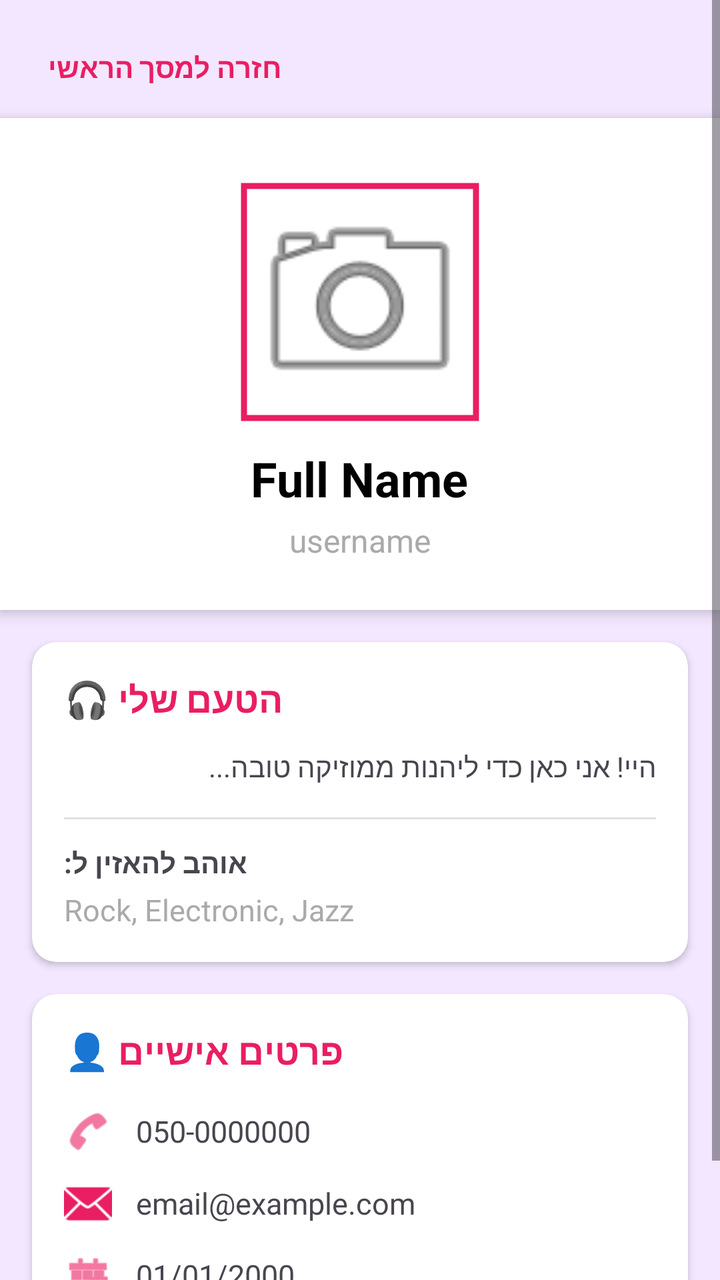
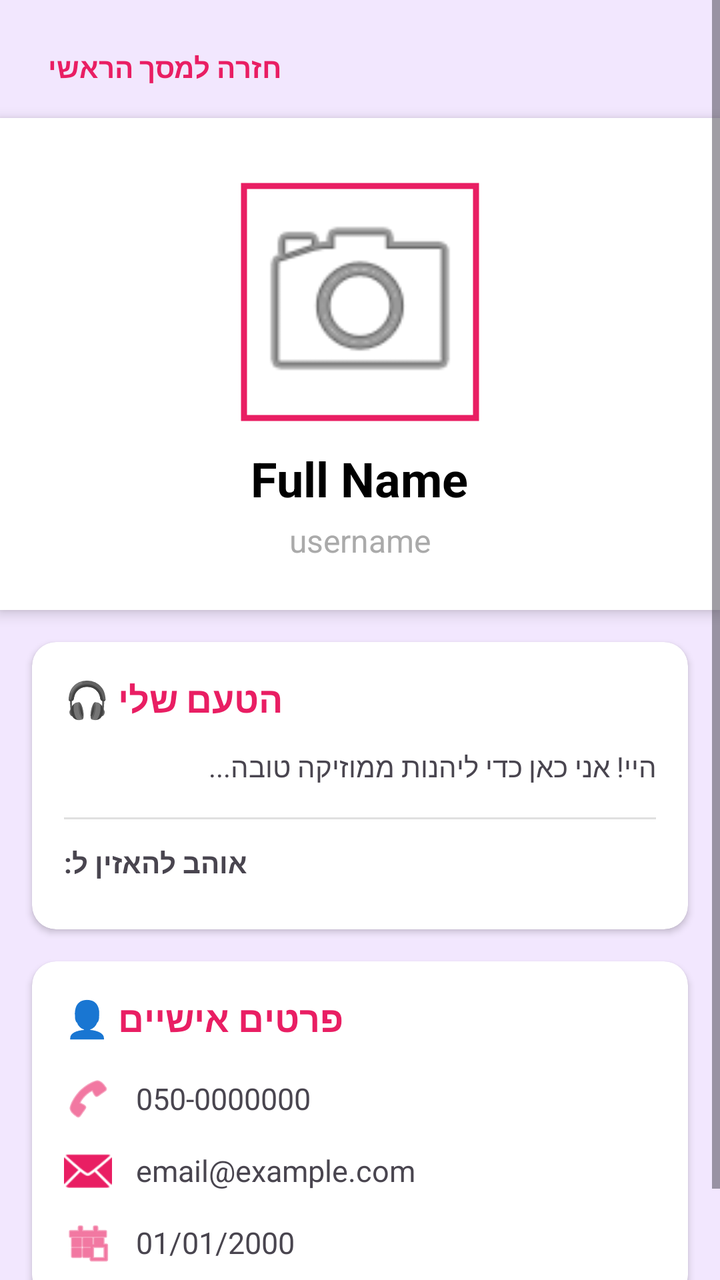

Two renders of the same Android screen: before a commit and after it. Below are the layout's source before the change and the commit's diff.
<!-- AndroidManifest.xml: application theme Theme.MyApplication -->
<!-- res/layout/fragment_user_profile.xml -->
<?xml version="1.0" encoding="utf-8"?>
<ScrollView xmlns:android="http://schemas.android.com/apk/res/android"
    xmlns:app="http://schemas.android.com/apk/res-auto"
    xmlns:tools="http://schemas.android.com/tools"
    android:layout_width="match_parent"
    android:layout_height="match_parent"
    android:background="@color/beat_bg_light"
    android:fillViewport="true">

    <LinearLayout
        android:layout_width="match_parent"
        android:layout_height="wrap_content"
        android:orientation="vertical"
        android:paddingBottom="24dp">

        <TextView
            android:id="@+id/tvBackToMain"
            android:layout_width="wrap_content"
            android:layout_height="wrap_content"
            android:layout_gravity="start"
            android:layout_marginStart="16dp"
            android:layout_marginTop="16dp"
            android:layout_marginBottom="8dp"
            android:text="חזרה למסך הראשי"
            android:textColor="@color/beat_pink"
            android:textSize="14sp"
            android:textStyle="bold"
            android:clickable="true"
            android:focusable="true"
            android:padding="8dp"
            android:background="?android:attr/selectableItemBackground"/>

        <LinearLayout
            android:layout_width="match_parent"
            android:layout_height="wrap_content"
            android:background="@color/white"
            android:orientation="vertical"
            android:gravity="center_horizontal"
            android:paddingTop="32dp"
            android:paddingBottom="24dp"
            android:elevation="4dp">

            <com.google.android.material.imageview.ShapeableImageView
                android:id="@+id/imgUserProfile"
                android:layout_width="120dp"
                android:layout_height="120dp"
                android:scaleType="centerCrop"
                android:src="@android:drawable/ic_menu_camera"
                app:shapeAppearanceOverlay="@style/CircleImage"
                app:strokeColor="@color/beat_pink"
                app:strokeWidth="3dp"
                android:padding="2dp"/>

            <TextView
                android:id="@+id/tvUserFullName"
                android:layout_width="wrap_content"
                android:layout_height="wrap_content"
                android:text="Full Name"
                android:textSize="24sp"
                android:textStyle="bold"
                android:textColor="@color/black"
                android:layout_marginTop="12dp"/>

            <TextView
                android:id="@+id/tvUserUsername"
                android:layout_width="wrap_content"
                android:layout_height="wrap_content"
                android:text="username"
                android:textSize="16sp"
                android:textColor="@android:color/darker_gray"
                android:layout_marginTop="4dp"/>

        </LinearLayout>

        <androidx.cardview.widget.CardView
            android:layout_width="match_parent"
            android:layout_height="wrap_content"
            android:layout_margin="16dp"
            app:cardCornerRadius="12dp"
            app:cardElevation="2dp"
            app:cardBackgroundColor="@color/white">

            <LinearLayout
                android:layout_width="match_parent"
                android:layout_height="wrap_content"
                android:orientation="vertical"
                android:padding="16dp">

                <TextView
                    android:layout_width="wrap_content"
                    android:layout_height="wrap_content"
                    android:text="הטעם שלי 🎧"
                    android:textSize="18sp"
                    android:textStyle="bold"
                    android:textColor="@color/beat_pink"
                    android:layout_marginBottom="12dp"/>

                <TextView
                    android:id="@+id/tvUserBio"
                    android:layout_width="match_parent"
                    android:layout_height="wrap_content"
                    android:text="היי! אני כאן כדי ליהנות ממוזיקה טובה..."
                    android:lineSpacingExtra="4dp"
                    android:textSize="14sp"
                    android:layout_marginBottom="16dp"/>

                <View
                    android:layout_width="match_parent"
                    android:layout_height="1dp"
                    android:background="#E0E0E0"
                    android:layout_marginBottom="12dp"/>

                <TextView
                    android:layout_width="wrap_content"
                    android:layout_height="wrap_content"
                    android:text="אוהב להאזין ל:"
                    android:textStyle="bold"
                    android:textSize="14sp"
                    android:layout_marginBottom="4dp"/>

                <TextView
                    android:id="@+id/tvUserGenres"
                    android:layout_width="match_parent"
                    android:layout_height="wrap_content"
                    android:text="Rock, Electronic, Jazz"
                    android:textColor="@android:color/darker_gray"
                    android:textSize="15sp"/>
            </LinearLayout>
        </androidx.cardview.widget.CardView>

        <androidx.cardview.widget.CardView
            android:layout_width="match_parent"
            android:layout_height="wrap_content"
            android:layout_marginHorizontal="16dp"
            android:layout_marginBottom="16dp"
            app:cardCornerRadius="12dp"
            app:cardElevation="2dp"
            app:cardBackgroundColor="@color/white">

            <LinearLayout
                android:layout_width="match_parent"
                android:layout_height="wrap_content"
                android:orientation="vertical"
                android:padding="16dp">

                <TextView
                    android:layout_width="wrap_content"
                    android:layout_height="wrap_content"
                    android:text="פרטים אישיים 👤"
                    android:textSize="18sp"
                    android:textStyle="bold"
                    android:textColor="@color/beat_pink"
                    android:layout_marginBottom="16dp"
                    app:iconTint="@color/beat_pink"/>

                <LinearLayout
                    android:layout_width="match_parent"
                    android:layout_height="wrap_content"
                    android:orientation="horizontal"
                    android:layout_marginBottom="12dp"
                    android:gravity="center_vertical">
                    <ImageView
                        android:layout_width="24dp"
                        android:layout_height="24dp"
                        android:src="@android:drawable/ic_menu_call"
                        app:tint="@color/beat_pink"/>
                    <TextView
                        android:id="@+id/tvUserPhone"
                        android:layout_width="wrap_content"
                        android:layout_height="wrap_content"
                        android:layout_marginStart="12dp"
                        android:text="050-0000000"
                        android:textSize="15sp"/>
                </LinearLayout>

                <LinearLayout
                    android:layout_width="match_parent"
                    android:layout_height="wrap_content"
                    android:orientation="horizontal"
                    android:layout_marginBottom="12dp"
                    android:gravity="center_vertical">
                    <ImageView
                        android:layout_width="24dp"
                        android:layout_height="24dp"
                        android:src="@android:drawable/ic_dialog_email"
                        app:tint="@color/beat_pink"/>
                    <TextView
                        android:id="@+id/tvUserEmail"
                        android:layout_width="wrap_content"
                        android:layout_height="wrap_content"
                        android:layout_marginStart="12dp"
                        android:text="email@example.com"
                        android:textSize="15sp"/>
                </LinearLayout>

                <LinearLayout
                    android:layout_width="match_parent"
                    android:layout_height="wrap_content"
                    android:orientation="horizontal"
                    android:gravity="center_vertical">
                    <ImageView
                        android:layout_width="24dp"
                        android:layout_height="24dp"
                        android:src="@android:drawable/ic_menu_today"
                        app:tint="@color/beat_pink"/>
                    <TextView
                        android:id="@+id/tvUserBirthDate"
                        android:layout_width="wrap_content"
                        android:layout_height="wrap_content"
                        android:layout_marginStart="12dp"
                        android:text="01/01/2000"
                        android:textSize="15sp"/>
                </LinearLayout>

            </LinearLayout>
        </androidx.cardview.widget.CardView>

    </LinearLayout>
</ScrollView>
<!-- resources referenced by this layout -->
<resources>
  <color name="beat_bg_light">#F2E7FE</color>
  <color name="beat_pink">#E91E63</color>
  <color name="black">#FF000000</color>
  <color name="white">#FFFFFFFF</color>
  <style name="CircleImage" />
  <style name="Theme.MyApplication" parent="Base.Theme.MyApplication" />
  <style name="Base.Theme.MyApplication" parent="Theme.Material3.DayNight.NoActionBar">
          
          
      </style>
</resources>

<!-- the commit's change to res/layout/fragment_user_profile.xml (unified diff, before → after) -->
@@ -116,15 +116,20 @@
                     android:text="אוהב להאזין ל:"
                     android:textStyle="bold"
                     android:textSize="14sp"
-                    android:layout_marginBottom="4dp"/>
-
-                <TextView
-                    android:id="@+id/tvUserGenres"
-                    android:layout_width="match_parent"
-                    android:layout_height="wrap_content"
-                    android:text="Rock, Electronic, Jazz"
-                    android:textColor="@android:color/darker_gray"
-                    android:textSize="15sp"/>
+                    android:layout_marginBottom="8dp"/>
+
+                <HorizontalScrollView
+                    android:layout_width="match_parent"
+                    android:layout_height="wrap_content"
+                    android:scrollbars="none">
+                    <com.google.android.material.chip.ChipGroup
+                        android:id="@+id/cgUserGenres"
+                        android:layout_width="wrap_content"
+                        android:layout_height="wrap_content"
+                        app:chipSpacingHorizontal="8dp"
+                        app:singleLine="true" />
+                </HorizontalScrollView>
+
             </LinearLayout>
         </androidx.cardview.widget.CardView>
 
